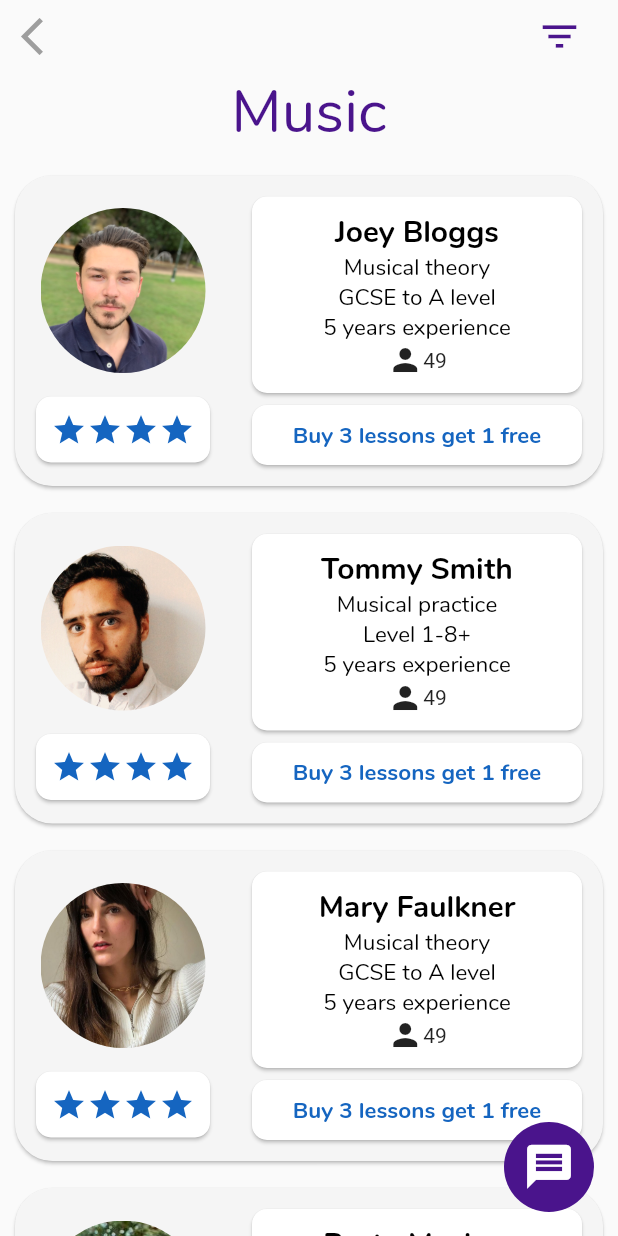
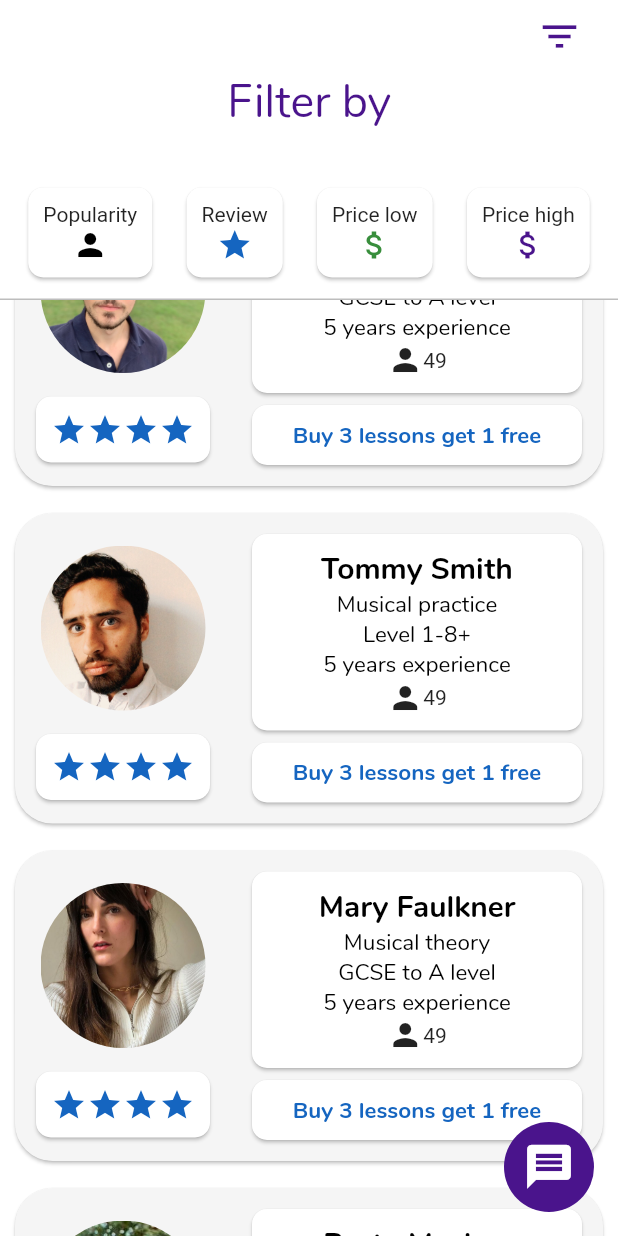
Before and after one commit to aj2109/Pocket-Pro, a Flutter app: the SearchPage screen opened directly, after a tap on the "filter list" icon, on a phone screen of 412 x 824 dp. Run offline on Flutter 3.47's test engine with Material 2 defaults, Android fonts, the phone set to English and light mode, and no system bars.

Commit message:
Filter implemented

```diff
--- a/pocket_pro/lib/home_page.dart
+++ b/pocket_pro/lib/home_page.dart
@@ -16,6 +16,7 @@ class _MyHomePageState extends State<MyHomePage> {
   @override
   Widget build(BuildContext context) {
     return Scaffold(
+      backgroundColor: Colors.white,
       body: ListView(
         children: <Widget>[
           SafeArea(
--- a/pocket_pro/lib/search_page.dart
+++ b/pocket_pro/lib/search_page.dart
@@ -17,15 +17,16 @@ class _SearchPageState extends State<SearchPage> {
   @override
   Widget build(BuildContext context) {
     return Scaffold(
+      backgroundColor: Colors.white,
       body: ListView(
         children: <Widget>[
-          SafeArea(
-            child: Column(
+          Stack(
+            children: <Widget>[
+              Column(
                 children: <Widget>[
                   Row(
                     mainAxisAlignment: MainAxisAlignment.start,
                     children: <Widget>[
-//                    _filterPressed ?
                       SizedBox(width: 5),
                       IconButton(
                         onPressed: () {
@@ -45,9 +46,10 @@ class _SearchPageState extends State<SearchPage> {
                         highlightColor: Colors.transparent,
                         splashColor: Colors.transparent,
                         icon: Icon(Icons.arrow_back_ios),
-                      iconSize: 30,
-                      color:
-                          _backPressed ? Colors.purple[900] : Colors.grey[500],
+                        iconSize: _filterPressed ? 0 : 30,
+                        color: _backPressed
+                            ? Colors.purple[900]
+                            : Colors.grey[500],
                       ),
                       Spacer(),
                       IconButton(
@@ -57,7 +59,7 @@ class _SearchPageState extends State<SearchPage> {
                           });
                         },
                         icon: Icon(Icons.filter_list),
-                      iconSize: 30,
+                        iconSize: _filterPressed ? 0 : 30,
                         color: _filterPressed
                             ? Colors.purple[900]
                             : Colors.grey[500],
@@ -135,6 +137,118 @@ class _SearchPageState extends State<SearchPage> {
                   ),
                 ],
               ),
+              Container(
+                alignment: Alignment.topRight,
+                child: AnimatedContainer(
+                  height: _filterPressed ? 200 : 0,
+                  width: MediaQuery.of(context).size.width,
+                  duration: Duration(milliseconds: 500),
+                  curve: Curves.linear,
+                  decoration: BoxDecoration(
+                    color: Colors.white,
+                    border: Border(
+                      bottom: BorderSide(
+                        color: _filterPressed ? Colors.grey[400] : Colors.white,
+                        width: _filterPressed ? 1.0 : 0,
+                      ),
+                    ),
+                  ),
+                  child: Column(
+                    children: <Widget>[
+                      Row(
+                        mainAxisAlignment: MainAxisAlignment.end,
+                        crossAxisAlignment: CrossAxisAlignment.start,
+                        children: <Widget>[
+                          IconButton(
+                            onPressed: () {
+                              setState(() {
+                                _filterPressed = !_filterPressed;
+                              });
+                            },
+                            icon: Icon(Icons.filter_list),
+                            iconSize: 30,
+                            color: _filterPressed
+                                ? Colors.purple[900]
+                                : Colors.grey[500],
+                          ),
+                          SizedBox(width: 15),
+                        ],
+                      ),
+                      Text(
+                        'Filter by',
+                        style: TextStyle(
+                          fontSize: 30,
+                          fontFamily: 'Nunito',
+                          fontWeight: FontWeight.w500,
+                          color: Colors.purple[900],
+                        ),
+                      ),
+                      Spacer(),
+                      Row(
+                        mainAxisAlignment: MainAxisAlignment.spaceEvenly,
+                        children: <Widget>[
+                          Card(
+                            color: Colors.white,
+                            shape: RoundedRectangleBorder(
+                                borderRadius: BorderRadius.circular(10)),
+                            child: Padding(
+                                padding: const EdgeInsets.all(10.0),
+                                child: Column(
+                                  children: <Widget>[
+                                    Text('Popularity'),
+                                    Icon(Icons.person, color: Colors.black),
+                                  ],
+                                )),
+                          ),
+                          Card(
+                            color: Colors.white,
+                            shape: RoundedRectangleBorder(
+                                borderRadius: BorderRadius.circular(10)),
+                            child: Padding(
+                                padding: const EdgeInsets.all(10.0),
+                                child: Column(
+                                  children: <Widget>[
+                                    Text('Review'),
+                                    Icon(Icons.star, color: Colors.blue[800]),
+                                  ],
+                                )),
+                          ),
+                          Card(
+                            color: Colors.white,
+                            shape: RoundedRectangleBorder(
+                                borderRadius: BorderRadius.circular(10)),
+                            child: Padding(
+                                padding: const EdgeInsets.all(10.0),
+                                child: Column(
+                                  children: <Widget>[
+                                    Text('Price low'),
+                                    Icon(Icons.attach_money,
+                                        color: Colors.green[700]),
+                                  ],
+                                )),
+                          ),
+                          Card(
+                            color: Colors.white,
+                            shape: RoundedRectangleBorder(
+                                borderRadius: BorderRadius.circular(10)),
+                            child: Padding(
+                                padding: const EdgeInsets.all(10.0),
+                                child: Column(
+                                  children: <Widget>[
+                                    Text('Price high'),
+                                    Icon(Icons.attach_money,
+                                        color: Colors.purple[900]),
+                                  ],
+                                )),
+                          ),
+                        ],
+                      ),
+                      SizedBox(height: 10),
+                    ],
+                  ),
+                ),
+              ),
+            ],
           ),
         ],
       ),
--- a/pocket_pro/lib/tutor_page.dart
+++ b/pocket_pro/lib/tutor_page.dart
@@ -12,6 +12,7 @@ class _TutorPageState extends State<TutorPage> with TickerProviderStateMixin {
   Widget build(BuildContext context) {
     return Container(
       child: Scaffold(
+        backgroundColor: Colors.white,
         body: SafeArea(
           child: Column(
             children: <Widget>[
@@ -79,9 +80,9 @@ class _TutorPageState extends State<TutorPage> with TickerProviderStateMixin {
               Padding(
                 padding: const EdgeInsets.fromLTRB(20, 0, 20, 0),
                 child: Card(
+                  color: Color.fromRGBO(245, 245, 245, 1),
                   shape: RoundedRectangleBorder(
                       borderRadius: BorderRadius.circular(25)),
-                  color: Colors.white,
                   child: Column(
                     children: <Widget>[
                       Text(
```
Lines whose indentation alone changed are shown as unchanged.
